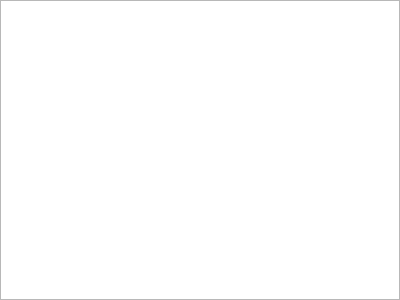
Above: Modules/SegmentationUI/Qmitk/QmitkMultiLabelInspectorControls.ui from MITK/MITK before the change. Below: the same form after it.
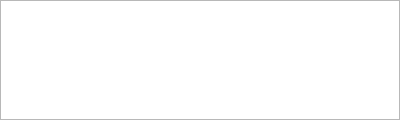
That is the form after the change. Custom widgets are drawn as their Qt base class.

Commit message: Fix size policies of QmitkMultiLabelManager

Diff of the .ui file:
```diff
--- a/Modules/SegmentationUI/Qmitk/QmitkMultiLabelInspectorControls.ui
+++ b/Modules/SegmentationUI/Qmitk/QmitkMultiLabelInspectorControls.ui
@@ -7,9 +7,15 @@
     <x>0</x>
     <y>0</y>
     <width>400</width>
-    <height>300</height>
+    <height>120</height>
    </rect>
   </property>
+  <property name="sizePolicy">
+   <sizepolicy hsizetype="Preferred" vsizetype="Maximum">
+    <horstretch>0</horstretch>
+    <verstretch>0</verstretch>
+   </sizepolicy>
+  </property>
   <property name="windowTitle">
    <string>Form</string>
   </property>
@@ -31,6 +37,24 @@
    </property>
    <item>
     <widget class="QmitkMultiLabelTreeView" name="view">
+     <property name="sizePolicy">
+      <sizepolicy hsizetype="Expanding" vsizetype="MinimumExpanding">
+       <horstretch>0</horstretch>
+       <verstretch>0</verstretch>
+      </sizepolicy>
+     </property>
+     <property name="minimumSize">
+      <size>
+       <width>0</width>
+       <height>120</height>
+      </size>
+     </property>
+     <property name="maximumSize">
+      <size>
+       <width>16777215</width>
+       <height>120</height>
+      </size>
+     </property>
      <property name="editTriggers">
       <set>QAbstractItemView::EditKeyPressed|QAbstractItemView::SelectedClicked</set>
      </property>
```
The commit also changes 2 other files.
